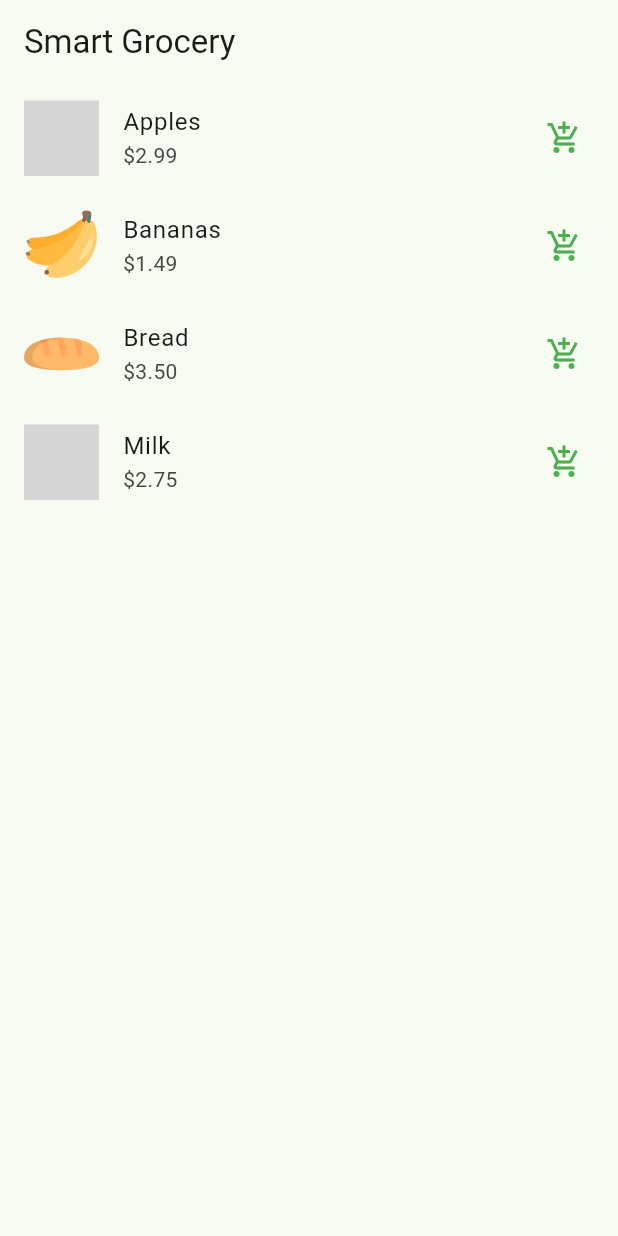
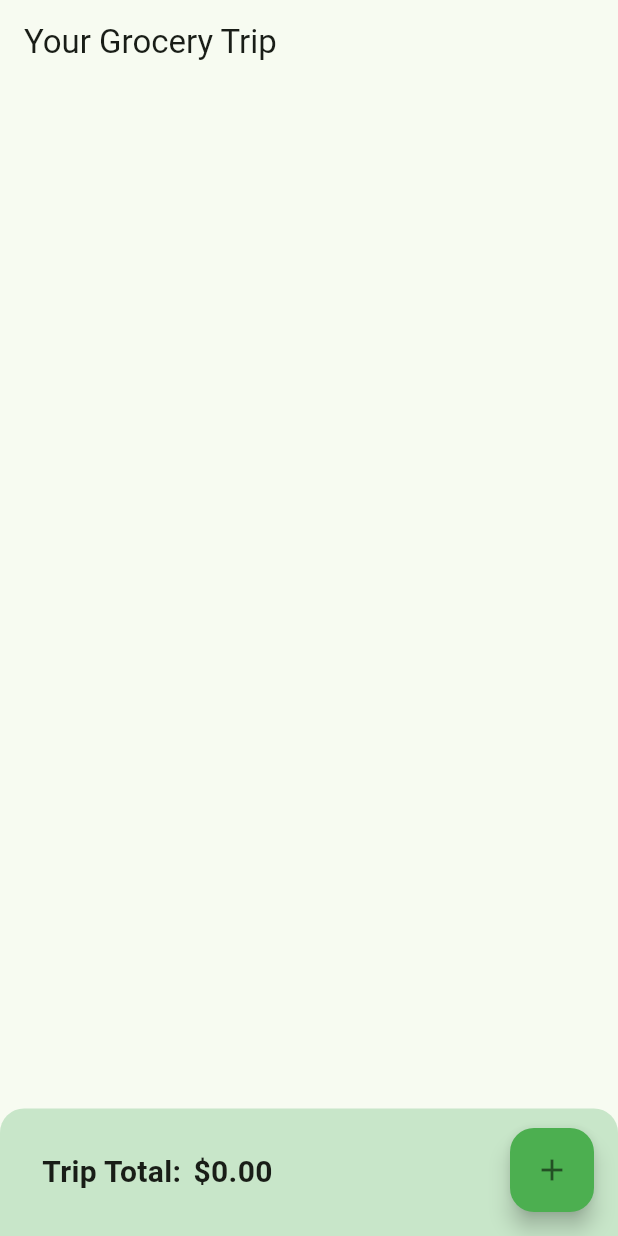
Before and after one commit to JonnySaldin/groceryplanner, a Flutter app: the screen it shows after launch, on a phone screen of 412 x 824 dp. Run offline on Flutter 3.47's test engine with Material 3 defaults, Android fonts, the light colour scheme and no system bars; our stand-ins replace cloud_firestore, firebase_core, flutter_svg; accounts and stored records are empty; generated files the repository leaves out were written again; grey boxes are pictures that could not be loaded.

Commit message:
Sprint 2 and 3 commited

```diff
--- a/lib/data/sample_groceries.dart
+++ b/lib/data/sample_groceries.dart
@@ -1,8 +1,8 @@
 import '../models/grocery_item.dart';
 
 final List<GroceryItem> sampleGroceries = [
-  GroceryItem(name: 'Apples', price: 2.99, imagePath: 'assets/apples.svg'),
-  GroceryItem(name: 'Bananas', price: 1.49, imagePath: 'assets/bananas.svg'),
-  GroceryItem(name: 'Bread', price: 3.50, imagePath: 'assets/bread.svg'),
-  GroceryItem(name: 'Milk', price: 2.75, imagePath: 'assets/milk.svg'),
+  GroceryItem(name: 'Apples', price: 2.99),
+  GroceryItem(name: 'Bananas', price: 1.49),
+  GroceryItem(name: 'Bread', price: 3.50),
+  GroceryItem(name: 'Milk', price: 2.75),
 ];
--- a/lib/main.dart
+++ b/lib/main.dart
@@ -1,8 +1,18 @@
 import 'package:flutter/material.dart';
 import 'package:flutter_svg/flutter_svg.dart';
-import 'data/sample_groceries.dart';
+import 'package:cloud_firestore/cloud_firestore.dart';
+import 'package:firebase_core/firebase_core.dart';
+import 'package:groceryplanner/screens/add_item_screen.dart';
+import 'firebase_options.dart';
+import 'models/grocery_item.dart';
 
-void main() {
+
+void main() async {
+  WidgetsFlutterBinding.ensureInitialized();
+  await Firebase.initializeApp(
+    options: DefaultFirebaseOptions.currentPlatform,
+  );
+
   runApp(SmartGroceryApp());
 }
 
@@ -10,7 +20,7 @@ class SmartGroceryApp extends StatelessWidget {
   @override
   Widget build(BuildContext context) {
     return MaterialApp(
-      title: 'Smart Grocery',
+      title: 'Your Grocery Trip',
       theme: ThemeData(
         colorSchemeSeed: Colors.green,
         useMaterial3: true,
@@ -24,20 +34,91 @@ class HomeScreen extends StatelessWidget {
   @override
   Widget build(BuildContext context) {
     return Scaffold(
-      appBar: AppBar(
-        title: Text('Smart Grocery'),
-      ),
-      body: ListView.builder(
-        itemCount: sampleGroceries.length,
-        itemBuilder: (context, index) {
-          final item = sampleGroceries[index];
-          return ListTile(
-            leading: SvgPicture.asset(item.imagePath, width: 50, height: 50),
-            title: Text(item.name),
-            subtitle: Text('\$${item.price.toStringAsFixed(2)}'),
-            trailing: Icon(Icons.add_shopping_cart, color: Colors.green),
+      appBar: AppBar(title: Text('Your Grocery Trip')),
+      body: StreamBuilder<QuerySnapshot>(
+        stream: FirebaseFirestore.instance.collection('groceries').snapshots(),
+        builder: (context, snapshot) {
+          if (!snapshot.hasData) {
+            return Center(child: CircularProgressIndicator());
+          }
+
+          final docs = snapshot.data!.docs;
+
+          // Calculate total price
+          double totalPrice = docs.fold(0, (sum, doc) {
+            final data = doc.data() as Map<String, dynamic>;
+            return sum + (data['price'] as num).toDouble();
+          });
+
+          return Column(
+            children: [
+              // Grocery items list
+              Expanded(
+                child: ListView.builder(
+                  itemCount: docs.length,
+                  itemBuilder: (context, index) {
+                    final data = docs[index].data() as Map<String, dynamic>;
+
+                    final item = GroceryItem(
+                      name: data['name'],
+                      price: (data['price'] as num).toDouble(),
+                    );
+
+                    return Card(
+                      shape: RoundedRectangleBorder(
+                        borderRadius: BorderRadius.circular(12),
+                      ),
+                      margin: EdgeInsets.symmetric(horizontal: 12, vertical: 6),
+                      child: ListTile(
+                        title: Text(
+                          item.name,
+                          style: TextStyle(fontWeight: FontWeight.bold),
+                        ),
+                        subtitle: Text('\$${item.price.toStringAsFixed(2)}'),
+                        trailing: Icon(Icons.add_shopping_cart, color: Colors.green),
+                      ),
+                    );
+                  },
+                ),
+              ),
+
+              // Total price footer
+              Container(
+                padding: EdgeInsets.all(28),
+                decoration: BoxDecoration(
+                  color: Colors.green.shade100,
+                  borderRadius: BorderRadius.vertical(top: Radius.circular(16)),
+                ),
+                child: Row(
+                  mainAxisAlignment: MainAxisAlignment.start,
+                  children: [
+                    Text(
+                      "Trip Total:",
+                      style: TextStyle(fontSize: 20, fontWeight: FontWeight.bold),
+                    ),
+                    SizedBox(width: 8), // adds 8 pixels of space
+                    Text(
+                      "\$${totalPrice.toStringAsFixed(2)}",
+                      style: TextStyle(fontSize: 20, fontWeight: FontWeight.bold),
+                    ),
+                  ],
+                ),
+              ),
+            ],
           );
         },
+      ),
+
+
+      floatingActionButton: FloatingActionButton(
+        onPressed: () {
+          Navigator.push(
+            context,
+            MaterialPageRoute(builder: (context) => AddItemScreen()),
+          );
+        },
+        child: Icon(Icons.add),
+        backgroundColor: Colors.green,
       ),
     );
   }
--- a/lib/models/grocery_item.dart
+++ b/lib/models/grocery_item.dart
@@ -1,7 +1,6 @@
 class GroceryItem {
   final String name;
   final double price;
-  final String imagePath;
 
-  GroceryItem({required this.name, required this.price, required this.imagePath});
+  GroceryItem({required this.name, required this.price});
 }
--- a/pubspec.yaml
+++ b/pubspec.yaml
@@ -30,11 +30,13 @@ environment:
 dependencies:
   flutter:
     sdk: flutter
-  flutter_svg: ^2.0.9
+  flutter_svg: ^2.2.2
 
   # The following adds the Cupertino Icons font to your application.
   # Use with the CupertinoIcons class for iOS style icons.
   cupertino_icons: ^1.0.8
+  firebase_core: ^4.2.1
+  cloud_firestore: ^6.1.0
 
 dev_dependencies:
   flutter_test:
```
Also changed, not shown: lib/screens/add_item_screen.dart (added, +59 -0 lines), pubspec.lock, 5 other files.
